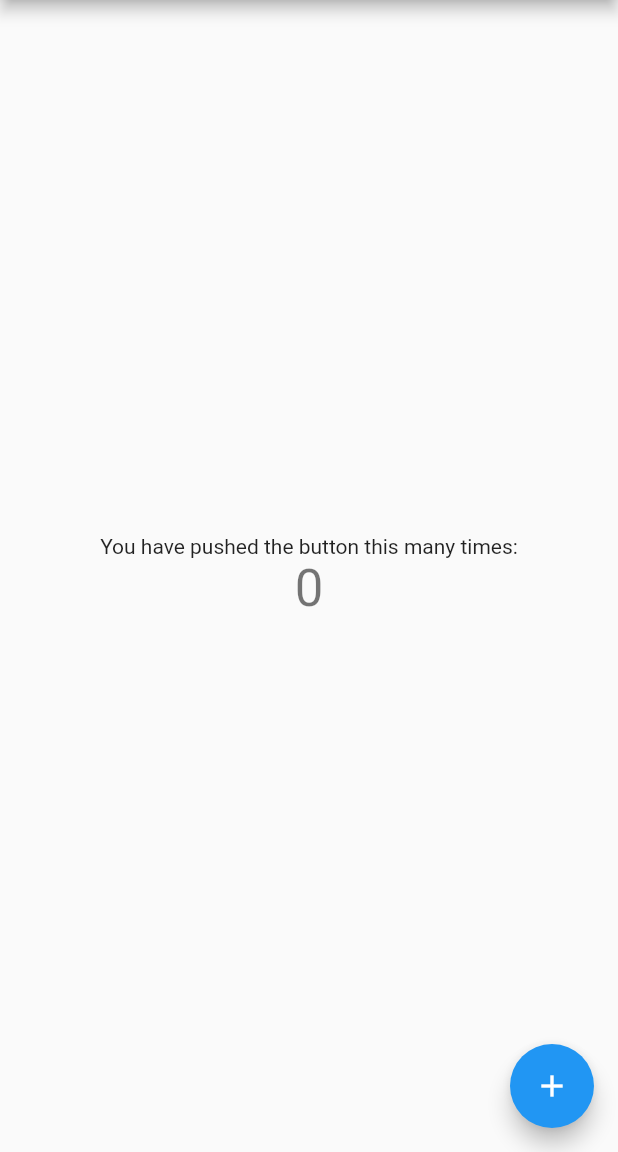
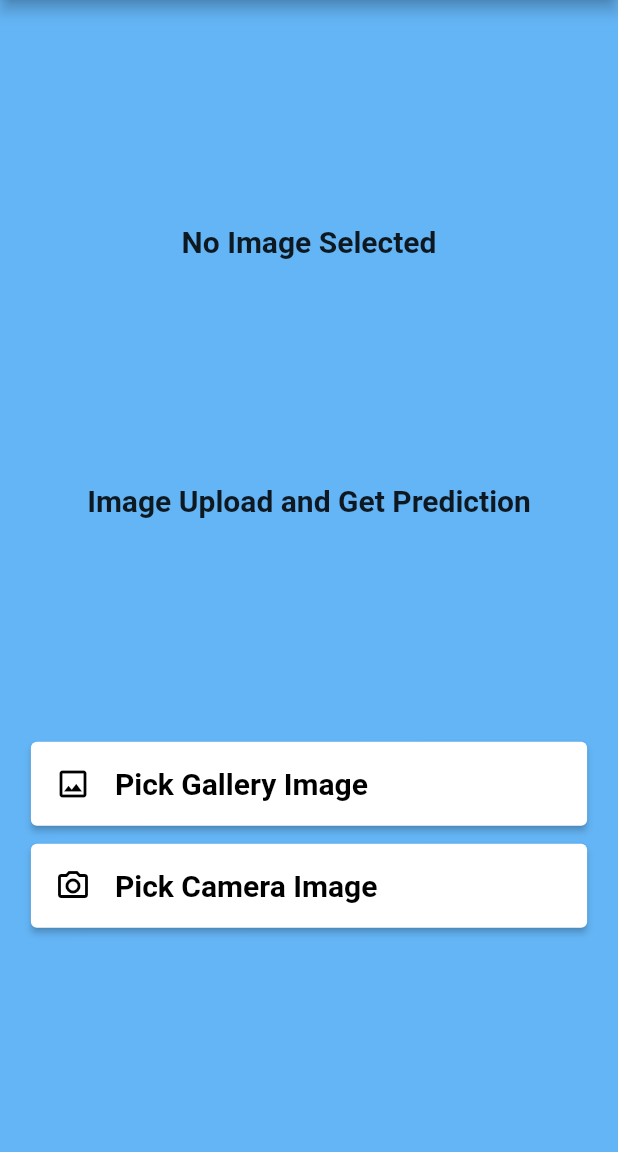
Before and after one commit to lakinduchandula/shoe-shuffle-flutter-app, a Flutter app: the screen it shows after launch, on a phone screen of 412 x 824 dp, the part 84-1236 px from its top. Run offline on Flutter 3.47's test engine with Material 2 defaults, Android fonts, the phone set to English and light mode, and no system bars; our stand-ins replace image_picker.

Commit message:
feat: :lipstick: add img from gallery

```diff
--- a/lib/main.dart
+++ b/lib/main.dart
@@ -1,4 +1,8 @@
+import 'dart:io';
+
 import 'package:flutter/material.dart';
+import 'package:flutter/services.dart';
+import 'package:image_picker/image_picker.dart';
 
 void main() {
   runApp(const MyApp());
@@ -13,15 +17,6 @@ class MyApp extends StatelessWidget {
     return MaterialApp(
       title: 'Flutter Demo',
       theme: ThemeData(
-        // This is the theme of your application.
-        //
-        // Try running your application with "flutter run". You'll see the
-        // application has a blue toolbar. Then, without quitting the app, try
-        // changing the primarySwatch below to Colors.green and then invoke
-        // "hot reload" (press "r" in the console where you ran "flutter run",
-        // or simply save your changes to "hot reload" in a Flutter IDE).
-        // Notice that the counter didn't reset back to zero; the application
-        // is not restarted.
         primarySwatch: Colors.blue,
       ),
       home: const MyHomePage(title: 'Flutter Demo Home Page'),
@@ -31,16 +26,6 @@ class MyApp extends StatelessWidget {
 
 class MyHomePage extends StatefulWidget {
   const MyHomePage({super.key, required this.title});
-
-  // This widget is the home page of your application. It is stateful, meaning
-  // that it has a State object (defined below) that contains fields that affect
-  // how it looks.
-
-  // This class is the configuration for the state. It holds the values (in this
-  // case the title) provided by the parent (in this case the App widget) and
-  // used by the build method of the State. Fields in a Widget subclass are
-  // always marked "final".
-
   final String title;
 
   @override
@@ -48,68 +33,107 @@ class MyHomePage extends StatefulWidget {
 }
 
 class _MyHomePageState extends State<MyHomePage> {
-  int _counter = 0;
+  File? imageFile;
 
-  void _incrementCounter() {
-    setState(() {
-      // This call to setState tells the Flutter framework that something has
-      // changed in this State, which causes it to rerun the build method below
-      // so that the display can reflect the updated values. If we changed
-      // _counter without calling setState(), then the build method would not be
-      // called again, and so nothing would appear to happen.
-      _counter++;
-    });
+  Future pickImage() async {
+    try {
+      final imageFile = await ImagePicker().pickImage(
+        source: ImageSource.gallery,
+      );
+      if (imageFile == null) return;
+
+      final imageTemp = File(imageFile.path);
+
+      setState(() {
+        this.imageFile = imageTemp;
+      });
+    } on PlatformException catch (e) {
+      print('Failed to pick image: $e');
+    }
   }
 
   @override
   Widget build(BuildContext context) {
-    // This method is rerun every time setState is called, for instance as done
-    // by the _incrementCounter method above.
-    //
-    // The Flutter framework has been optimized to make rerunning build methods
-    // fast, so that you can just rebuild anything that needs updating rather
-    // than having to individually change instances of widgets.
     return Scaffold(
       appBar: AppBar(
-        // Here we take the value from the MyHomePage object that was created by
-        // the App.build method, and use it to set our appbar title.
         title: Text(widget.title),
       ),
-      body: Center(
-        // Center is a layout widget. It takes a single child and positions it
-        // in the middle of the parent.
-        child: Column(
-          // Column is also a layout widget. It takes a list of children and
-          // arranges them vertically. By default, it sizes itself to fit its
-          // children horizontally, and tries to be as tall as its parent.
-          //
-          // Invoke "debug painting" (press "p" in the console, choose the
-          // "Toggle Debug Paint" action from the Flutter Inspector in Android
-          // Studio, or the "Toggle Debug Paint" command in Visual Studio Code)
-          // to see the wireframe for each widget.
-          //
-          // Column has various properties to control how it sizes itself and
-          // how it positions its children. Here we use mainAxisAlignment to
-          // center the children vertically; the main axis here is the vertical
-          // axis because Columns are vertical (the cross axis would be
-          // horizontal).
-          mainAxisAlignment: MainAxisAlignment.center,
-          children: <Widget>[
-            const Text(
-              'You have pushed the button this many times:',
+      backgroundColor: Colors.blue[300],
+      body: Column(
+        children: [
+          const Spacer(),
+          imageFile == null
+              ? const Text(
+                  'No Image Selected',
+                  style: TextStyle(
+                    fontSize: 20,
+                    fontWeight: FontWeight.bold,
+                  ),
+                )
+              : Image.file(
+                  imageFile!,
+                  width: 160,
+                  height: 160,
+                  fit: BoxFit.cover,
+                ),
+          const Spacer(),
+          Container(
+            alignment: Alignment.center,
+            child: const Text(
+              'Image Upload and Get Prediction',
+              style: TextStyle(
+                fontSize: 20,
+                fontWeight: FontWeight.bold,
+              ),
             ),
-            Text(
-              '$_counter',
-              style: Theme.of(context).textTheme.headline4,
+          ),
+          const Spacer(),
+          SizedBox(
+            width: MediaQuery.of(context).size.width * 0.9,
+            child: buildButton(
+              title: 'Pick Gallery Image',
+              icon: Icons.image_outlined,
+              onClicked: () => pickImage(),
             ),
-          ],
-        ),
+          ),
+          const SizedBox(height: 12),
+          SizedBox(
+            width: MediaQuery.of(context).size.width * 0.9,
+            child: buildButton(
+              title: 'Pick Camera Image',
+              icon: Icons.camera_alt_outlined,
+              onClicked: () {},
+            ),
+          ),
+          const Spacer()
+        ],
       ),
-      floatingActionButton: FloatingActionButton(
-        onPressed: _incrementCounter,
-        tooltip: 'Increment',
-        child: const Icon(Icons.add),
-      ), // This trailing comma makes auto-formatting nicer for build methods.
     );
   }
 }
+
+Widget buildButton({
+  required String title,
+  required IconData icon,
+  required VoidCallback onClicked,
+}) {
+  return ElevatedButton(
+    onPressed: onClicked,
+    style: ElevatedButton.styleFrom(
+      minimumSize: const Size.fromHeight(56),
+      backgroundColor: Colors.white,
+      foregroundColor: Colors.black,
+      textStyle: const TextStyle(
+        fontSize: 20,
+        fontWeight: FontWeight.bold,
+      ),
+    ),
+    child: Row(
+      children: [
+        Icon(icon),
+        const SizedBox(width: 16),
+        Text(title),
+      ],
+    ),
+  );
+}
--- a/pubspec.yaml
+++ b/pubspec.yaml
@@ -36,6 +36,7 @@ dependencies:
   # The following adds the Cupertino Icons font to your application.
   # Use with the CupertinoIcons class for iOS style icons.
   cupertino_icons: ^1.0.2
+  image_picker: ^0.8.6+1
 
 dev_dependencies:
   flutter_test:
```
Also changed, not shown: 1 other file.
